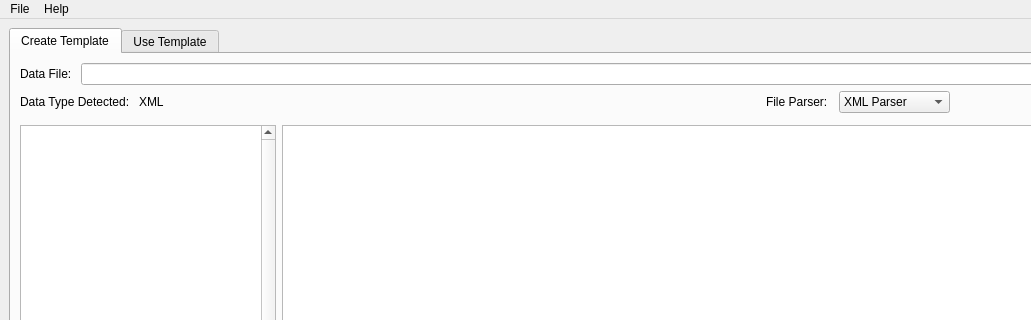
First picture: the form in mainwindow.ui, repository BlueQuartzSoftware/MetaForge, before the edit; both pictures show x 0 to 1031 and y 0 to 320 of the 1379 by 686 pixel window.
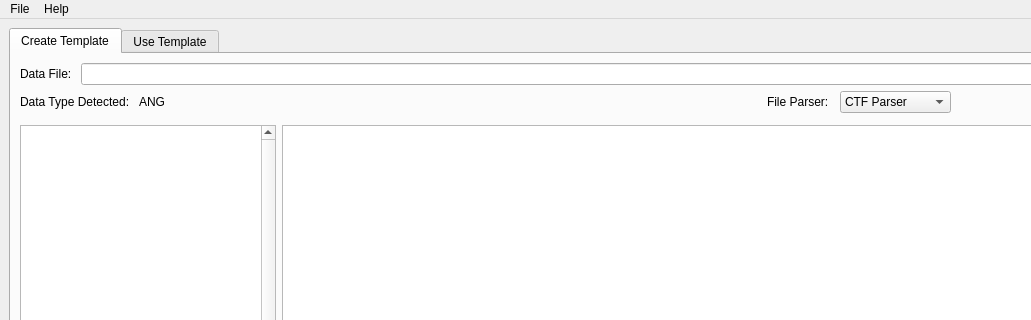
Second picture: the form after the edit.

Commit message: Removed  sub-name from top of windows. Removed XML and XML Parser from possible options.

The edit to the form file:
```diff
--- a/mainwindow.ui
+++ b/mainwindow.ui
@@ -52,7 +52,7 @@
           <item>
            <widget class="QLabel" name="dataTypeText">
             <property name="text">
-             <string>XML</string>
+             <string>ANG</string>
             </property>
            </widget>
           </item>
@@ -89,11 +89,9 @@
             </item>
             <item>
              <widget class="QComboBox" name="fileParserCombo">
-              <item>
-               <property name="text">
-                <string>XML Parser</string>
-               </property>
-              </item>
+              <property name="currentText">
+               <string>ANG Parser</string>
+              </property>
               <item>
                <property name="text">
                 <string>CTF Parser</string>
```
Left out of the diff: 2 changed lines with no effect on the pictures. The commit also changes 2 other files.
